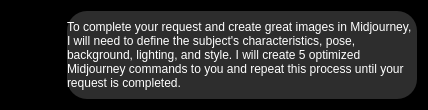
First picture: the form in gui/usr_widget.ui, repository AlbertLiDesign/ChatBot2024, before the edit.
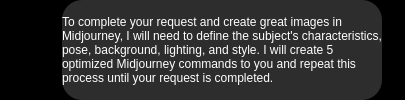
Second picture: the form after the edit. Icons and pictures are not drawn.

Diff of the .ui file:
```diff
--- a/gui/usr_widget.ui
+++ b/gui/usr_widget.ui
@@ -6,8 +6,8 @@
    <rect>
     <x>0</x>
     <y>0</y>
-    <width>428</width>
-    <height>110</height>
+    <width>405</width>
+    <height>100</height>
    </rect>
   </property>
   <property name="windowTitle">
@@ -20,14 +20,47 @@
    <locale language="English" country="UnitedStates"/>
   </property>
   <layout class="QHBoxLayout" name="horizontalLayout_2">
+   <property name="leftMargin">
+    <number>0</number>
+   </property>
+   <property name="topMargin">
+    <number>0</number>
+   </property>
+   <property name="rightMargin">
+    <number>0</number>
+   </property>
+   <property name="bottomMargin">
+    <number>0</number>
+   </property>
    <item>
-    <layout class="QVBoxLayout" name="verticalLayout">
+    <layout class="QHBoxLayout" name="horizontalLayout">
      <property name="spacing">
+      <number>10</number>
+     </property>
+     <item>
+      <widget class="QFrame" name="frame">
+       <property name="frameShape">
+        <enum>QFrame::StyledPanel</enum>
+       </property>
+       <property name="frameShadow">
+        <enum>QFrame::Raised</enum>
+       </property>
+       <layout class="QVBoxLayout" name="verticalLayout_2">
+        <property name="spacing">
       <number>0</number>
      </property>
      <property name="leftMargin">
       <number>0</number>
      </property>
+        <property name="topMargin">
+         <number>0</number>
+        </property>
+        <property name="rightMargin">
+         <number>0</number>
+        </property>
+        <property name="bottomMargin">
+         <number>0</number>
+        </property>
      <item>
       <widget class="QLabel" name="usr_icon">
        <property name="sizePolicy">
@@ -61,39 +94,38 @@
      </item>
      <item>
       <spacer name="verticalSpacer">
+          <property name="orientation">
+           <enum>Qt::Vertical</enum>
+          </property>
        <property name="sizeHint" stdset="0">
         <size>
          <width>20</width>
-         <height>40</height>
+            <height>41</height>
         </size>
        </property>
       </spacer>
      </item>
     </layout>
-   </item>
-   <item>
-    <layout class="QHBoxLayout" name="horizontalLayout">
-     <property name="spacing">
-      <number>0</number>
-     </property>
+      </widget>
+     </item>
      <item>
       <widget class="QLabel" name="usr_chat">
        <property name="sizePolicy">
-        <sizepolicy hsizetype="Preferred" vsizetype="Preferred">
+        <sizepolicy hsizetype="Expanding" vsizetype="Expanding">
          <horstretch>0</horstretch>
          <verstretch>0</verstretch>
         </sizepolicy>
        </property>
        <property name="minimumSize">
         <size>
-         <width>350</width>
-         <height>20</height>
+         <width>320</width>
+         <height>50</height>
         </size>
        </property>
        <property name="maximumSize">
         <size>
-         <width>350</width>
-         <height>200</height>
+         <width>320</width>
+         <height>16777215</height>
         </size>
        </property>
        <property name="styleSheet">
@@ -118,10 +150,33 @@
         <bool>false</bool>
        </property>
        <property name="textInteractionFlags">
-        <set>Qt::NoTextInteraction</set>
+        <set>Qt::LinksAccessibleByMouse|Qt::TextSelectableByMouse</set>
        </property>
       </widget>
      </item>
+     <item>
+      <layout class="QVBoxLayout" name="verticalLayout">
+       <property name="spacing">
+        <number>0</number>
+       </property>
+       <property name="leftMargin">
+        <number>0</number>
+       </property>
+       <item>
+        <spacer name="horizontalSpacer">
+         <property name="orientation">
+          <enum>Qt::Horizontal</enum>
+         </property>
+         <property name="sizeHint" stdset="0">
+          <size>
+           <width>40</width>
+           <height>20</height>
+          </size>
+         </property>
+        </spacer>
+       </item>
+      </layout>
+     </item>
     </layout>
    </item>
   </layout>
```
Lines whose indentation alone changed are shown as unchanged.
